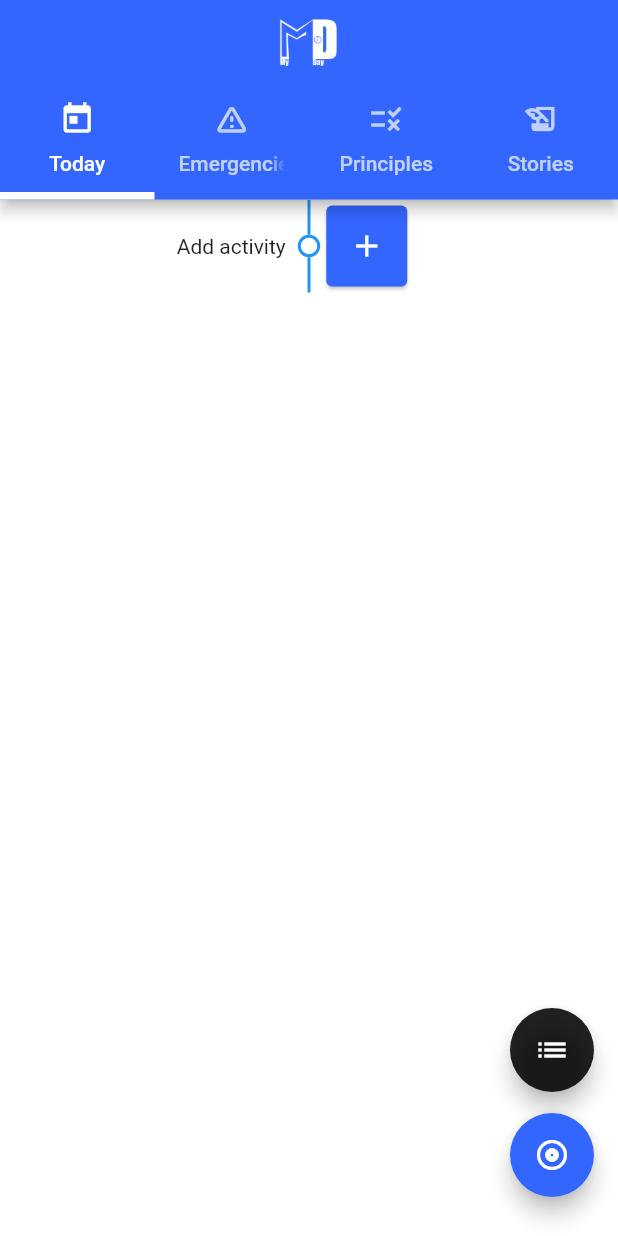
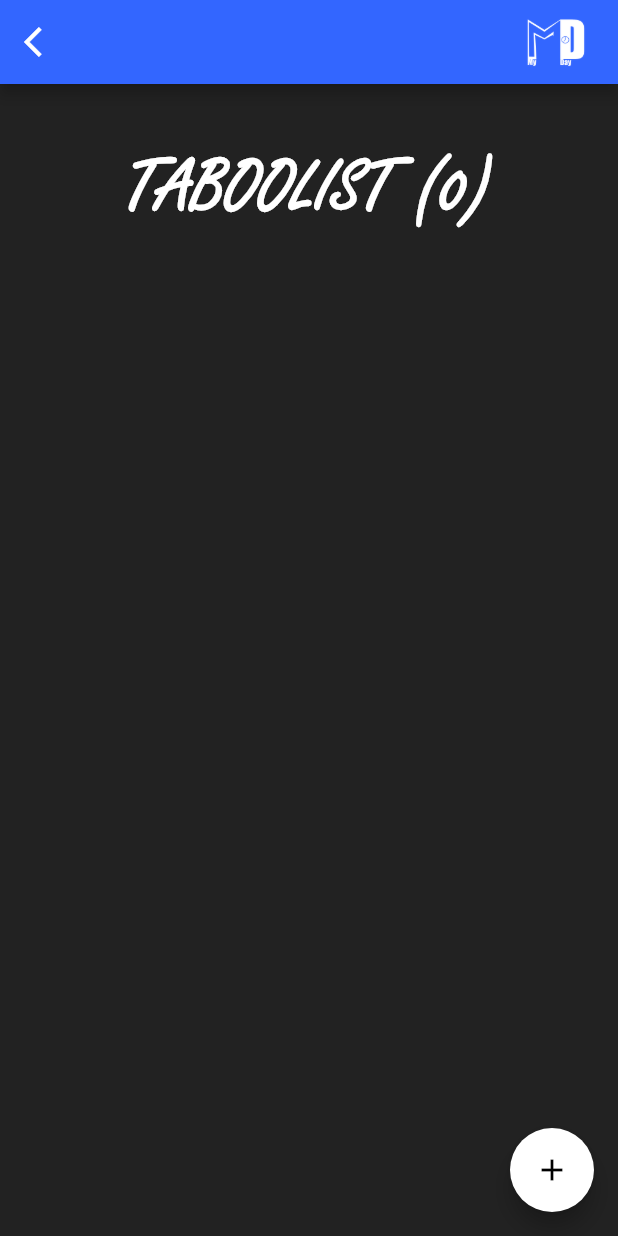
Before and after one commit to LFGaius/My-Day-App, a Flutter app: the screen it shows after launch, after a tap on "Skip", after a tap on the "list" icon, on a phone screen of 412 x 824 dp. Run offline on Flutter 3.47's test engine with Material 2 defaults, Android fonts, the phone set to English and light mode, and no system bars; drawn by our look-alikes of timelines; our stand-ins replace dots_indicator, expandable, flutter_local_notifications, fluttertoast, rflutter_alert, sembast and 2 more; missing offline and left inert: fitted_text_field_container, pedantic.

Commit message:
taboolist built v1

```diff
--- /dev/null
+++ b/lib/models/taboo.dart
@@ -0,0 +1,5 @@
+class Taboo {
+  final int id;
+  final String word;
+  Taboo(this.id,this.word);
+}
--- /dev/null
+++ b/lib/pages/blacklist_page.dart
@@ -0,0 +1,279 @@
+
+import 'package:expandable/expandable.dart';
+import 'package:fitted_text_field_container/fitted_text_field_container.dart';
+import 'package:flutter/cupertino.dart';
+import 'package:flutter/material.dart';
+import 'package:my_day_app/configs/config_datas.dart';
+import 'package:my_day_app/helpers/global_procedures.dart';
+import 'package:my_day_app/helpers/popup_functions.dart';
+import 'package:my_day_app/models/activity.dart';
+import 'package:my_day_app/models/activity_type_item.dart';
+import 'package:my_day_app/models/emergency.dart';
+import 'package:my_day_app/models/goal.dart';
+import 'package:my_day_app/models/goal.dart';
+import 'package:my_day_app/models/principle.dart';
+import 'package:my_day_app/models/taboo.dart';
+import 'package:my_day_app/widgets/card_action_list.dart';
+import 'package:my_day_app/widgets/tab_bar_view_principles.dart';
+import 'package:my_day_app/widgets/tab_bar_view_timeline.dart';
+import 'package:my_day_app/widgets/time_picker.dart';
+import 'package:pedantic/pedantic.dart';
+import 'package:rflutter_alert/rflutter_alert.dart';
+import 'package:sembast/sembast.dart';
+import 'package:shared_preferences/shared_preferences.dart';
+import 'package:timelines/timelines.dart';
+
+class BlacklistPage extends StatefulWidget {
+
+  final Database database;
+
+
+  const BlacklistPage({this.database, Key key}) : super(key: key);
+
+  @override
+  BlacklistyPageState createState() => BlacklistyPageState();
+}
+
+class BlacklistyPageState extends State<BlacklistPage> {
+  GlobalKey<ScaffoldState> scaffoldKey= new GlobalKey<ScaffoldState>();
+  List<Taboo> taboos=[];
+
+  var subscriptionTaboos;
+  final ScrollController lvcontroller=ScrollController();
+
+  @override
+  void initState() {
+    // _controller.addListener(_scrollListener);//the listener for up and down.
+    // TODO: implement initState
+    super.initState();
+    // SharedPreferences.getInstance().then((prefs){
+    //   String storiesOpened=prefs.getString('myday_stories_opened')!=null?prefs.getString('myday_stories_opened'):'';
+    //   print('${storiesOpened};$widget.date');
+    //   if(!storiesOpened.contains(widget.date))
+    //     prefs.setString('myday_stories_opened','${storiesOpened};${widget.date}');//to store the dates of stories already opened
+    // });
+
+    var store = intMapStoreFactory.store('taboos');
+    // print('widget.date '+widget.date);
+    // var finder = Finder(
+    //     limit: 10,
+    //     // filter: Filter.equals('date', '${widget.date}')
+    // );
+    var query = store.query();
+    subscriptionTaboos = query.onSnapshots(widget.database).listen((snapshots) {
+      // snapshots always contains the list of records matching the query
+      List<Taboo> taboos_temp = snapshots.map((snapshot) {
+        var taboo = new Taboo(
+            snapshot.key,
+            snapshot.value['word']
+        );
+        return taboo;
+      }).toList();
+      if(mounted)
+        setState(() {
+          taboos = taboos_temp;
+        });
+      else
+        taboos = taboos_temp;
+    });
+  }
+
+  @override
+  void dispose() {
+    // TODO: implement dispose
+    unawaited(subscriptionTaboos?.cancel());
+    super.dispose();
+  }
+
+  @override
+  Widget build(BuildContext context) {
+    return
+      Scaffold(
+        key: scaffoldKey,
+        appBar: AppBar(
+            backgroundColor: ConfigDatas.appBlueColor,
+            title: Row(
+              mainAxisAlignment: MainAxisAlignment.end,
+              children: [
+                Image.asset(
+                  'assets/logowhitevariant.png',
+                  height: 50,
+                ),
+              ],
+            ),
+            centerTitle: true,
+            leading: FlatButton(
+              onPressed: () {
+                Navigator.of(context).popAndPushNamed(
+                    '/home',
+                    arguments:{'database':widget.database,'startTab':ConfigDatas.storiesTabOrder}
+                );
+              },
+              child: Icon(
+                Icons.arrow_back_ios,
+                color: Colors.white,
+              ),
+            )
+        ),
+        backgroundColor: Colors.black87,
+        body: Center(
+          child: Column(
+            crossAxisAlignment: CrossAxisAlignment.center,
+            children: [
+              SizedBox(height: MediaQuery.of(context).size.height*0.05),
+              // Icon(
+              //   Icons.album_outlined,
+              //   size: 40,
+              //   color: ConfigDatas.appDarkBlueColor,
+              // ),
+              Padding(
+                padding: const EdgeInsets.only(left:20,right: 20),
+                child: Text(
+                  'TABOOLIST (${taboos.length})',
+                  textAlign: TextAlign.center,
+                  style: TextStyle(
+                    color: Colors.white,
+                    fontSize: 50,
+                    fontWeight: FontWeight.bold,
+                    fontFamily: 'Freestyle Script Regular',
+                  ),
+                ),
+              ),
+              Container(
+                height:MediaQuery.of(context).size.height*0.7,
+                // padding: const EdgeInsets.all(8.0),
+                child: GridView.builder(
+                    shrinkWrap: true ,
+                    scrollDirection: Axis.vertical,
+                    gridDelegate: SliverGridDelegateWithFixedCrossAxisCount(
+                      childAspectRatio: 2,
+                      crossAxisCount: 3,
+                      crossAxisSpacing: 1.0,
+                      mainAxisSpacing: 0.0
+                    ),
+
+                    itemCount: taboos.length,
+                    itemBuilder: (BuildContext context, int index) {
+                      return Column(
+                        children: [
+                          Center(
+                            child: Text(
+                              taboos[index].word,
+                              style: TextStyle(
+                                color: Colors.white,
+                                decoration: TextDecoration.lineThrough,
+                                decorationThickness: 2,
+                                decorationColor: Colors.black,
+                                fontSize: 40.0,
+                                // fontWeight: FontWeight.bold
+                                fontFamily: 'Freestyle Script Regular',
+                              ),
+                            ),
+                          ),
+                          Expanded(
+                            child: CardActionList(
+                              variant: 'taboo',
+                              onDelete: () async{
+                                var store = intMapStoreFactory.store('taboos');
+                                await store.record(taboos[index].id).delete(widget.database);
+                              },
+                              onEdit: () {
+                                _onAlertWithCustomContentPressed(context,'edit',taboos[index]);
+                              },
+                            ),
+                          ),
+                        ],
+                      );
+                    }
+                ),
+              ),
+
+            ],
+          ),
+        ),
+        floatingActionButton: FloatingActionButton(
+          onPressed: () {
+            _onAlertWithCustomContentPressed(context,'create',new Taboo(
+                null,
+                '',
+            ));
+          },
+          child: Icon(Icons.add,color: Colors.black,),
+          backgroundColor: Colors.white,
+        ),
+      );
+  }
+
+  _onAlertWithCustomContentPressed(context,mode,Taboo taboo) {
+    TextEditingController tabooWordController = TextEditingController();
+    tabooWordController.text = taboo.word;
+
+    Alert(
+        context: context,
+        style: AlertStyle(
+            titleStyle: TextStyle(
+              color: Colors.black,
+              fontWeight: FontWeight.bold,
+              fontSize:30,
+            )
+        ),
+        title: mode=='create'?'Add taboo':'Edit taboo',
+        closeIcon: Icon(Icons.close_outlined,color: ConfigDatas.appBlueColor),
+        content: Column(
+          children: <Widget>[
+            TextField(
+              controller: tabooWordController,
+              minLines: 1,
+              maxLines: null,
+              readOnly: false,
+              keyboardType: TextInputType.multiline,
+              decoration: InputDecoration(
+                labelText: 'Word',
+              ),
+            ),
+          ],
+        ),
+        buttons: [
+          DialogButton(
+            onPressed: ()  async=>{
+              await saveTaboo(
+                new Taboo(
+                  taboo?.id,
+                  tabooWordController.text
+                )
+              ),
+              Navigator.pop(context)
+            },
+            color: Colors.black,
+            width: 100,
+            child: Text(
+              "Save",
+              style: TextStyle(color: Colors.white, fontSize: 20,fontWeight: FontWeight.bold),
+            ),
+          )
+        ]).show();
+  }
+
+
+
+  saveTaboo(Taboo taboo) async {
+    var store = intMapStoreFactory.store('taboos');
+    if(taboo.id==null)
+      await widget.database.transaction((txn) async {
+        print(taboo.id);
+        print('ttt ${taboo.id}');
+        await store.add(txn, {
+          'word': taboo.word
+        });
+      });
+    else
+      await widget.database.transaction((txn) async {
+        print(taboo.id);
+        print('ttt ${taboo.id}');
+        await store.record(taboo.id).update(txn, {
+          'word': taboo.word
+        });
+      });
+  }
+
+}
--- a/lib/pages/home_page.dart
+++ b/lib/pages/home_page.dart
@@ -87,7 +87,12 @@ class _HomePageState extends State<HomePage> {
               child: FloatingActionButton(
                 heroTag: 'blacklist',
                 backgroundColor:Colors.black87,
-                onPressed: () {},
+                onPressed: () {
+                  Navigator.of(context).popAndPushNamed(
+                      '/blacklist',
+                      arguments:{'database':widget.database}
+                  );
+                },
                 child: Icon(
                     Icons.list,
                 ),
--- a/lib/pages/story_page.dart
+++ b/lib/pages/story_page.dart
@@ -62,7 +62,7 @@ class _StoryPageState extends State<StoryPage> {
     var store = intMapStoreFactory.store('emergencies');
     print('widget.date '+widget.date);
     var finder = Finder(
-      limit: 10,
+      // limit: 10,
       filter: Filter.equals('date', '${widget.date}')
     );
     var query = store.query(finder: finder);
--- a/lib/routes/route_builder.dart
+++ b/lib/routes/route_builder.dart
@@ -1,4 +1,5 @@
 import 'package:flutter/material.dart';
+import 'package:my_day_app/pages/blacklist_page.dart';
 import 'package:my_day_app/pages/goal_remind_page.dart';
 import 'package:my_day_app/pages/goals_page.dart';
 import 'package:my_day_app/pages/home_page.dart';
@@ -19,6 +20,8 @@ class MyRouteBuilder{
         return MaterialPageRoute(builder: (_)=>GoalsPage(database: args['database']));//args['database']
       case '/story':
         return MaterialPageRoute(builder: (_)=>StoryPage(database: args['database'],date: args['date'],));
+      case '/blacklist':
+        return MaterialPageRoute(builder: (_)=>BlacklistPage(database: args['database']));
       case '/goalremind':
         return MaterialPageRoute(builder: (_)=>GoalRemindPage(database: args['database']));
       case '/home':
```
Also changed, not shown: lib/widgets/card_action_list.dart (+19 -3 lines).
